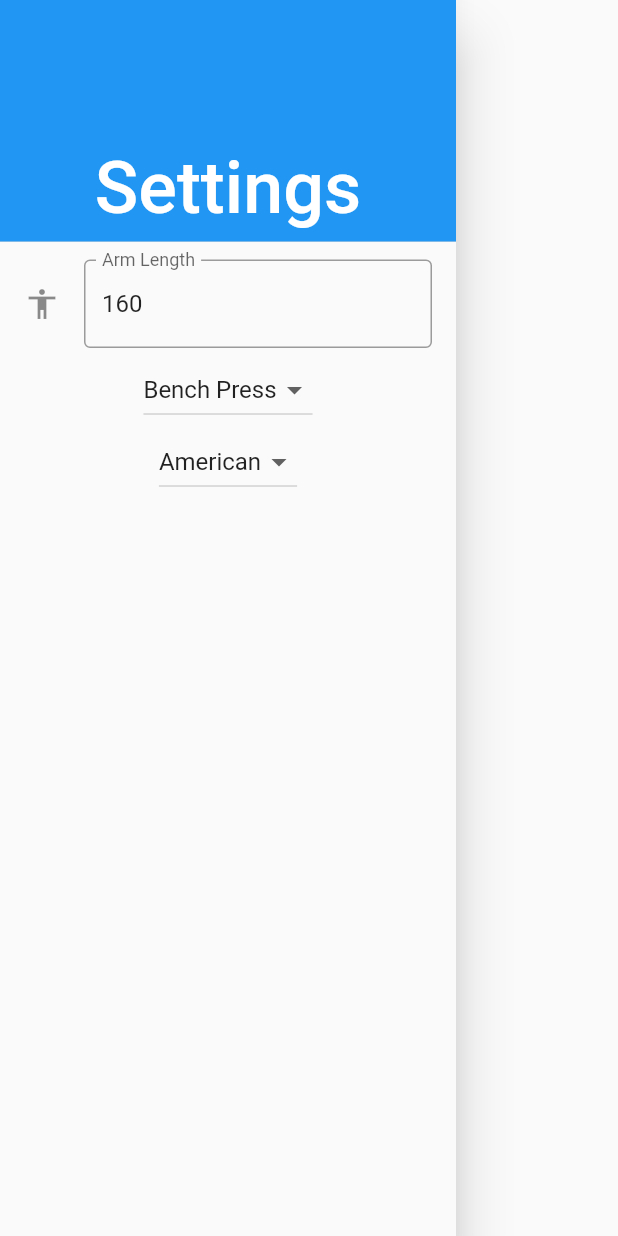
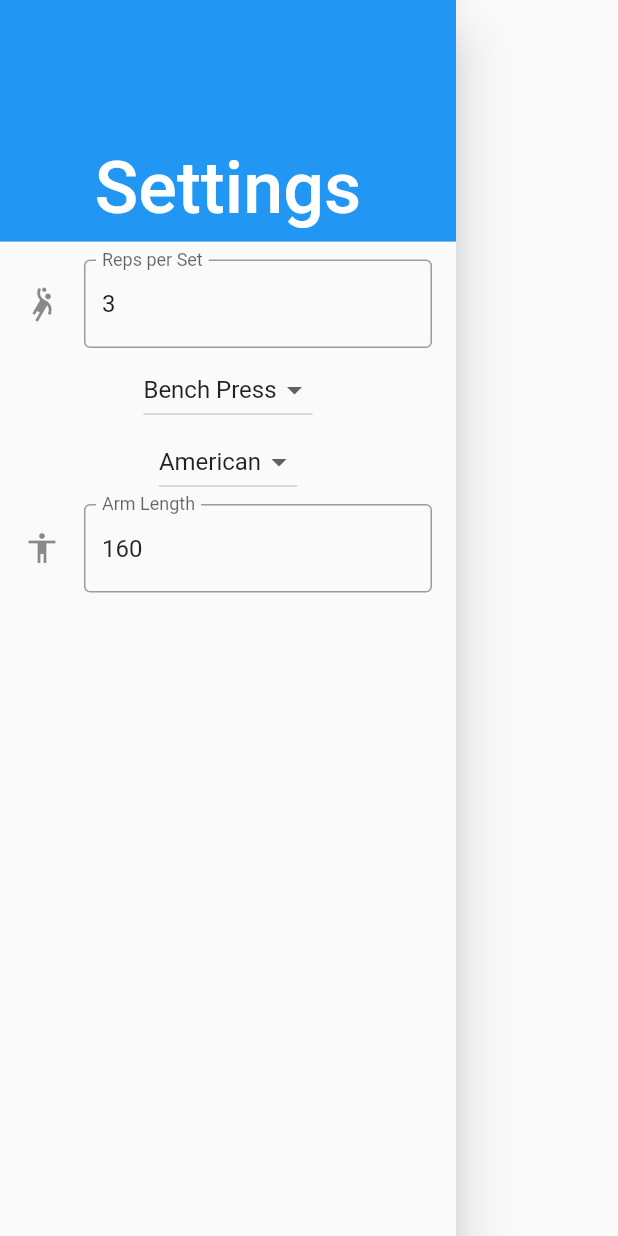
Before and after one commit to cyankaet/LiftSafe, a Flutter app: the NavBar widget shown alone on an empty page, opened directly, on a phone screen of 412 x 824 dp. Run offline on Flutter 3.47's test engine with Material 2 defaults, Android fonts, the phone set to English and light mode, and no system bars; our stand-ins replace sensors, stream_transform.

Commit message:
add reps input

```diff
--- a/lift_safe/lib/sidebar.dart
+++ b/lift_safe/lib/sidebar.dart
@@ -9,6 +9,7 @@ class NavBar extends StatefulWidget {
 
 class _NavBarState extends State<NavBar> {
   double arm = 60.0;
+  int reps = 3;
   String exercise = 'Bench Press';
   String voice = 'American';
 
@@ -18,37 +19,37 @@ class _NavBarState extends State<NavBar> {
         child: ListView(
       children: [
         DrawerHeader(
-            decoration: BoxDecoration(color: Colors.blue),
+            decoration: const BoxDecoration(color: Colors.blue),
             child: Container(
-                child: Text("Settings",
+                child: const Text("Settings",
                     textScaleFactor: 2,
                     style: TextStyle(
                       color: Colors.white,
                       fontSize: 24,
                     )),
-                alignment: Alignment(0.0, 1.0))),
+                alignment: const Alignment(0.0, 1.0))),
         ListTile(
             title: TextFormField(
-                initialValue: '160',
-                autovalidate: true,
-                decoration: InputDecoration(
-                  icon: Icon(Icons.accessibility_outlined),
-                  labelText: 'Arm Length',
+                autovalidateMode: AutovalidateMode.always,
+                initialValue: '3',
+                decoration: const InputDecoration(
+                  icon: Icon(Icons.sports_handball),
+                  labelText: 'Reps per Set',
                   border: OutlineInputBorder(),
                 ),
                 onFieldSubmitted: (text) {
-                  arm = double.parse(text);
+                  reps = int.parse(text);
                 },
                 validator: (value) {
                   if (value == null ||
                       value.isEmpty ||
-                      double.tryParse(value) == null) {
-                    return "Please enter a length in meters.";
+                      int.tryParse(value) == null) {
+                    return "Please enter an integer.";
                   }
                   return null;
                 })),
         Container(
-            alignment: Alignment(0.0, 1.0),
+            alignment: const Alignment(0.0, 1.0),
             child: DropdownButton<String>(
               value: exercise,
               items: <String>['Bench Press', 'Squat', 'Deadlift']
@@ -65,7 +66,7 @@ class _NavBarState extends State<NavBar> {
               },
             )),
         Container(
-            alignment: Alignment(0.0, 1.0),
+            alignment: const Alignment(0.0, 1.0),
             child: DropdownButton<String>(
               value: voice,
               items: <String>['American', 'British', 'Anime']
@@ -81,6 +82,26 @@ class _NavBarState extends State<NavBar> {
                 });
               },
             )),
+        ListTile(
+            title: TextFormField(
+                autovalidateMode: AutovalidateMode.always,
+                initialValue: '160',
+                decoration: const InputDecoration(
+                  icon: Icon(Icons.accessibility_outlined),
+                  labelText: 'Arm Length',
+                  border: OutlineInputBorder(),
+                ),
+                onFieldSubmitted: (text) {
+                  arm = double.parse(text);
+                },
+                validator: (value) {
+                  if (value == null ||
+                      value.isEmpty ||
+                      double.tryParse(value) == null) {
+                    return "Please enter a length in meters.";
+                  }
+                  return null;
+                })),
       ],
     ));
   }
```
